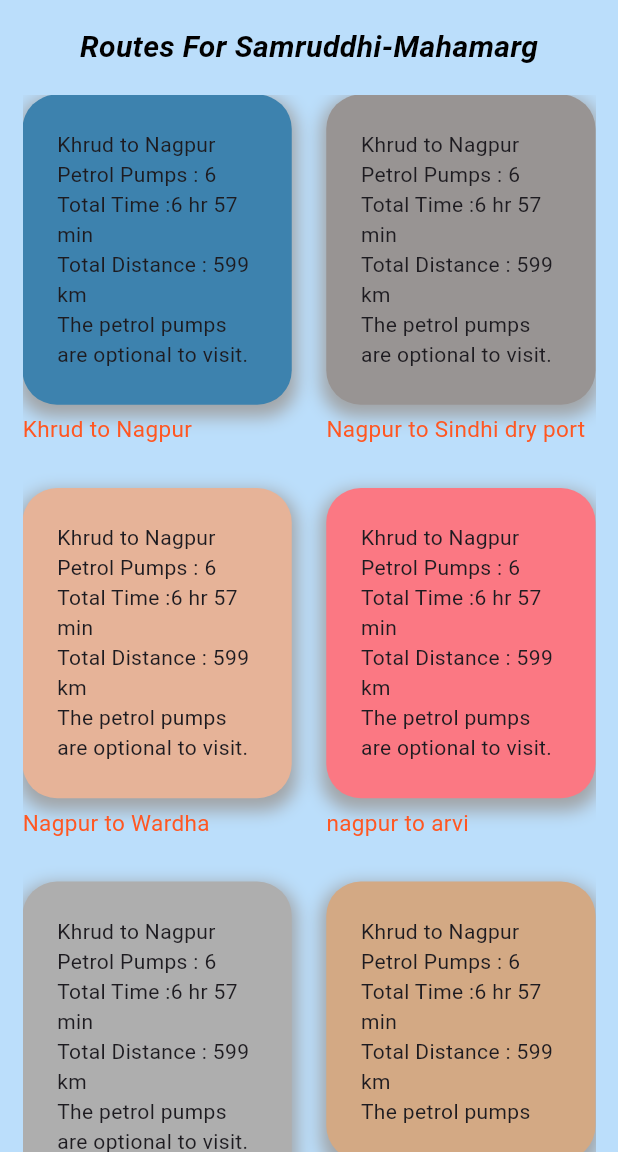
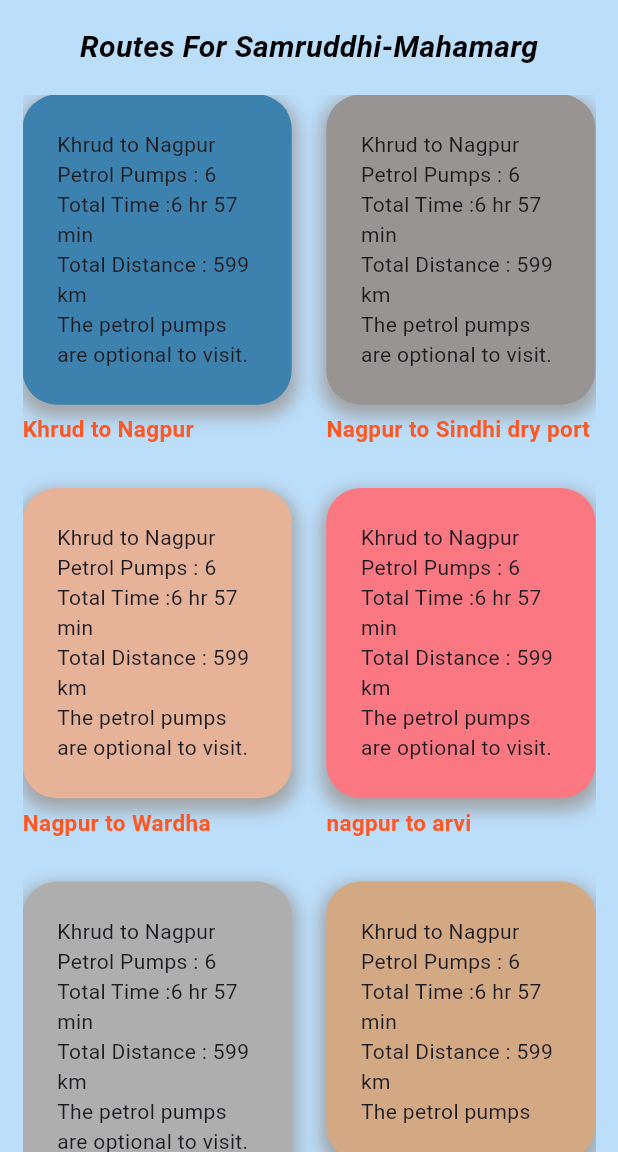
Before and after one commit to COffeebean2610/Project-SHW, a Flutter app: the screen it shows once a user with an empty profile is signed in, on a phone screen of 412 x 824 dp, the part 84-1236 px from its top. Run offline on Flutter 3.47's test engine with Material 3 defaults, Android fonts, the phone set to English and light mode, and no system bars; our stand-ins replace cloud_firestore, firebase_auth, firebase_core, fluttertoast; accounts and stored records are empty; Roboto replaces fonts that are missing (Times New Roman).

Commit message:
bold text

```diff
--- a/lib/pages/item_card.dart
+++ b/lib/pages/item_card.dart
@@ -43,7 +43,7 @@
             child: Text(
               // products is out demo list
               product.title,
-              style:const TextStyle(color: Colors.deepOrange,fontSize: 15),
+              style:const TextStyle(color: Colors.deepOrange,fontSize: 15,fontWeight: FontWeight.bold),
             ),
           ),
 
--- a/lib/pages/search_function.dart
+++ b/lib/pages/search_function.dart
@@ -1,11 +1,11 @@
-import 'package:flutter/cupertino.dart';
+
 import 'package:flutter/material.dart';
 import '../models/map_locations.dart';
 
 class NextScreen extends StatelessWidget {
   final List<MapLoc> filteredRoutes;
 
-  const NextScreen(this.filteredRoutes);
+  const NextScreen(this.filteredRoutes, {super.key});
 
   @override
   Widget build(BuildContext context) {
```
